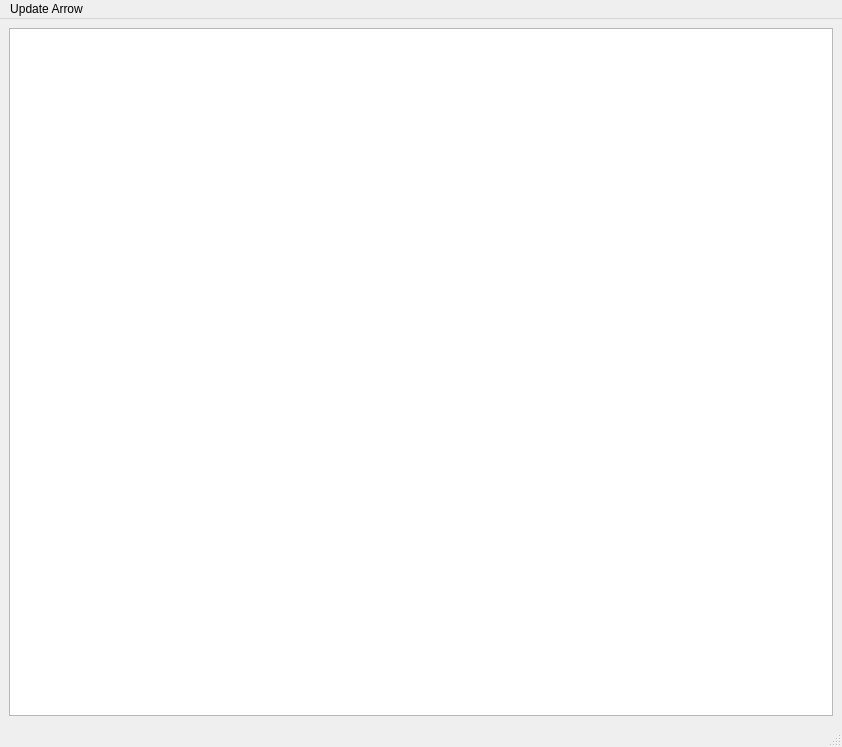
Above: mainwindow.ui from darthdeus/graphite-gui before the change. Below: the same form after it.
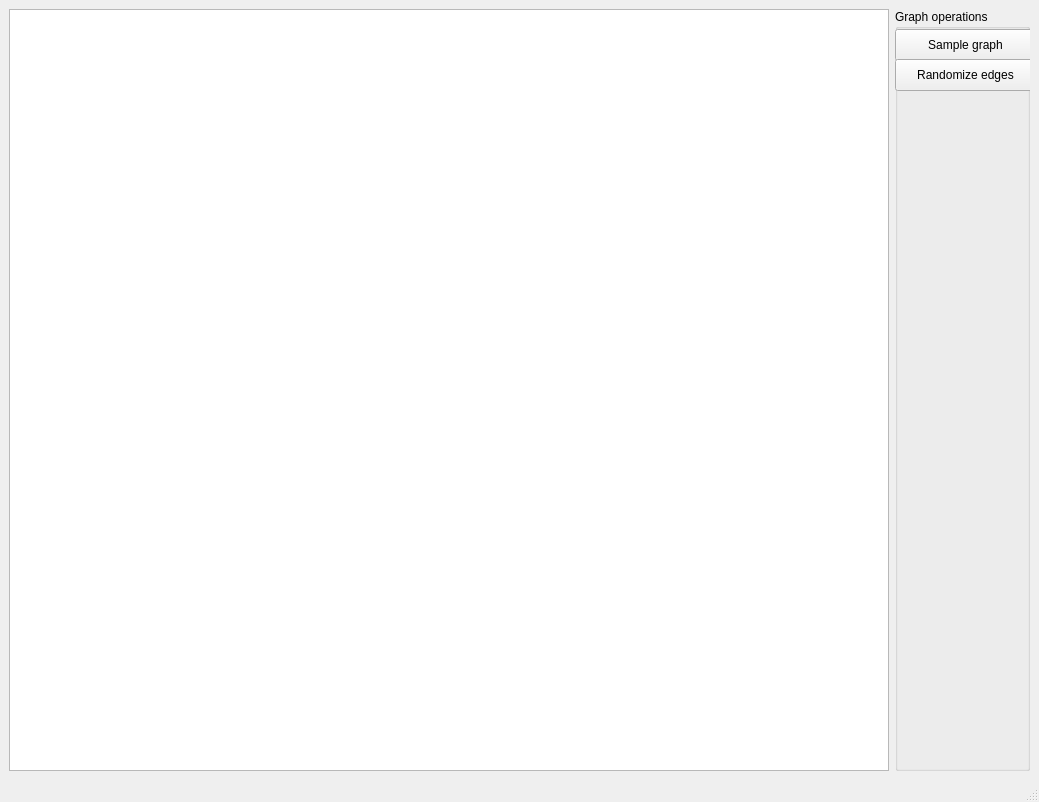
That is the form after the change.

Commit message: Fix edge repainting on mouse release + add buttons for graph manipulation

Diff of the .ui file:
```diff
--- a/mainwindow.ui
+++ b/mainwindow.ui
@@ -6,8 +6,8 @@
    <rect>
     <x>0</x>
     <y>0</y>
-    <width>842</width>
-    <height>747</height>
+    <width>1039</width>
+    <height>802</height>
    </rect>
   </property>
   <property name="windowTitle">
@@ -18,6 +18,48 @@
     <item>
      <widget class="QGraphicsView" name="graphicsView"/>
     </item>
+    <item>
+     <widget class="QGroupBox" name="groupBox">
+      <property name="enabled">
+       <bool>true</bool>
+      </property>
+      <property name="sizePolicy">
+       <sizepolicy hsizetype="Preferred" vsizetype="Preferred">
+        <horstretch>0</horstretch>
+        <verstretch>0</verstretch>
+       </sizepolicy>
+      </property>
+      <property name="title">
+       <string>Graph operations    </string>
+      </property>
+      <widget class="QPushButton" name="sampleGraph">
+       <property name="geometry">
+        <rect>
+         <x>0</x>
+         <y>20</y>
+         <width>141</width>
+         <height>32</height>
+        </rect>
+       </property>
+       <property name="text">
+        <string>Sample graph</string>
+       </property>
+      </widget>
+      <widget class="QPushButton" name="randomizeEdges">
+       <property name="geometry">
+        <rect>
+         <x>0</x>
+         <y>50</y>
+         <width>141</width>
+         <height>32</height>
+        </rect>
+       </property>
+       <property name="text">
+        <string>Randomize edges</string>
+       </property>
+      </widget>
+     </widget>
+    </item>
    </layout>
   </widget>
   <widget class="QMenuBar" name="menubar">
@@ -25,16 +67,10 @@
     <rect>
      <x>0</x>
      <y>0</y>
-     <width>842</width>
+     <width>1039</width>
      <height>22</height>
     </rect>
    </property>
-   <widget class="QMenu" name="menuUpdate_Arrow">
-    <property name="title">
-     <string>Update Arrow</string>
-    </property>
-   </widget>
-   <addaction name="menuUpdate_Arrow"/>
   </widget>
   <widget class="QStatusBar" name="statusbar"/>
  </widget>
```
The commit also changes 5 other files.
